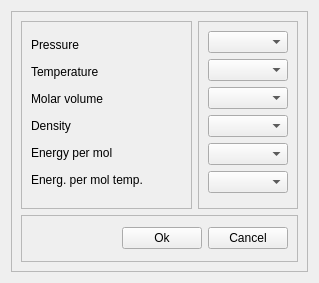
This is designer/units_options_ui.ui in marcusbfs/Sindri as Qt 5 draws it before an edit. The edited form follows.
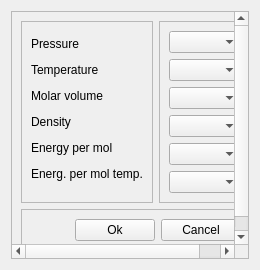
This is the edited form.

The edit to the form file:
```diff
--- a/designer/units_options_ui.ui
+++ b/designer/units_options_ui.ui
@@ -9,10 +9,16 @@
    <rect>
     <x>0</x>
     <y>0</y>
-    <width>319</width>
-    <height>283</height>
+    <width>260</width>
+    <height>270</height>
    </rect>
   </property>
+  <property name="minimumSize">
+   <size>
+    <width>260</width>
+    <height>270</height>
+   </size>
+  </property>
   <property name="windowTitle">
    <string>Units</string>
   </property>
@@ -27,13 +33,19 @@
        <rect>
         <x>0</x>
         <y>0</y>
-        <width>299</width>
-        <height>263</height>
+        <width>240</width>
+        <height>250</height>
        </rect>
       </property>
       <layout class="QGridLayout" name="gridLayout">
        <item row="0" column="0">
         <widget class="QFrame" name="frame">
+         <property name="sizePolicy">
+          <sizepolicy hsizetype="Preferred" vsizetype="Preferred">
+           <horstretch>3</horstretch>
+           <verstretch>0</verstretch>
+          </sizepolicy>
+         </property>
          <property name="frameShape">
           <enum>QFrame::StyledPanel</enum>
          </property>
@@ -124,9 +136,15 @@
        </item>
        <item row="0" column="1">
         <widget class="QFrame" name="frame_2">
+         <property name="sizePolicy">
+          <sizepolicy hsizetype="Preferred" vsizetype="Preferred">
+           <horstretch>4</horstretch>
+           <verstretch>0</verstretch>
+          </sizepolicy>
+         </property>
          <property name="maximumSize">
           <size>
-           <width>100</width>
+           <width>16777000</width>
            <height>16777215</height>
           </size>
          </property>
```
